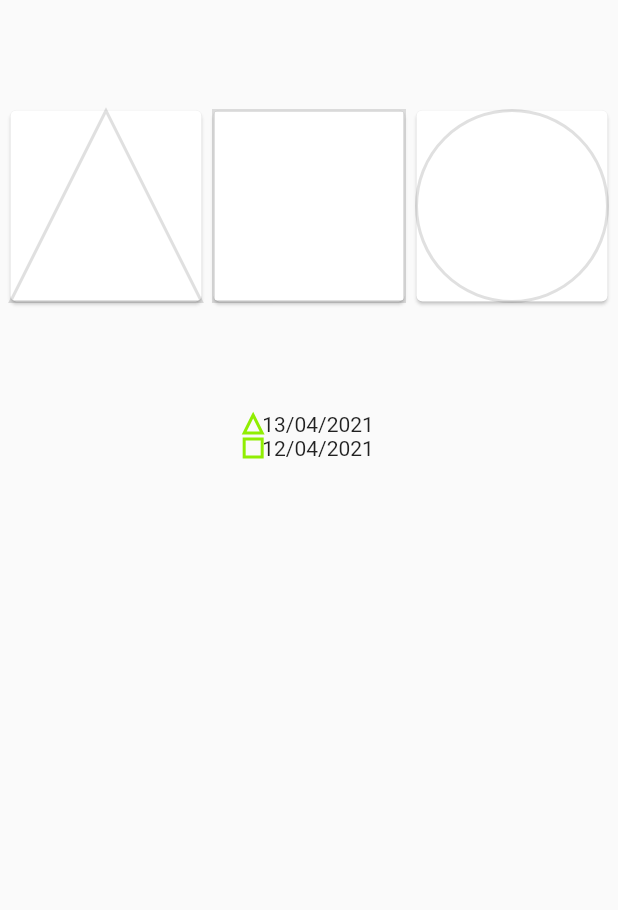
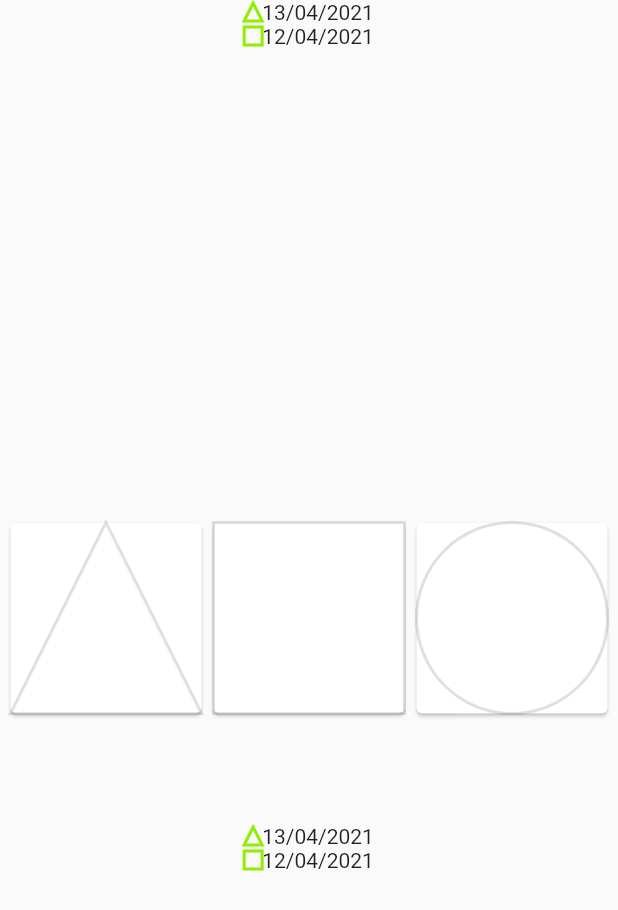
Before and after one commit to usalko/sy, a Flutter app: the screen it shows after launch, on a phone screen of 412 x 824 dp. Shown: the top 910 px of the screen. Run offline on Flutter 3.47's test engine with Material 2 defaults, Android fonts, the light colour scheme and no system bars; missing offline and left inert: event; Roboto replaces fonts that are missing (TexGyreHeros).

Commit message:
# Initial implementation
Mood widget components:
  -  There is fix segmentation for circle
  -   Refactoring remove cardSize from Paintings (cause it don't necessary)

```diff
--- a/frontend/lib/src/component/mood_widget.dart
+++ b/frontend/lib/src/component/mood_widget.dart
@@ -71,7 +71,7 @@
         ),
       ];
     } else if (widget.viewModeService.Screen == TheScreen.Screen2Triangle) {
-      var cardWidth = size.width / 3 - 10;
+      var cardWidth = size.width / 1.9;
       cards = [
         Card(
           child: TriangleWidget(
@@ -82,7 +82,7 @@
         ),
       ];
     } else if (widget.viewModeService.Screen == TheScreen.Screen2Square) {
-      var cardWidth = size.width / 3 - 10;
+      var cardWidth = size.width / 1.9;
       cards = [
         Card(
           child: SquareWidget(
@@ -93,7 +93,7 @@
         ),
       ];
     } else if (widget.viewModeService.Screen == TheScreen.Screen2Circle) {
-      var cardWidth = size.width / 3 - 10;
+      var cardWidth = size.width / 1.9;
       cards = [
         Card(
           child: CircleWidget(
--- a/frontend/lib/src/component/shared_moods_widget.dart
+++ b/frontend/lib/src/component/shared_moods_widget.dart
@@ -1,5 +1,10 @@
 import 'package:flutter/cupertino.dart';
+import 'package:flutter/material.dart';
+import 'package:flutter/scheduler.dart';
+import 'package:frontend/src/component/square_widget.dart';
+import 'package:frontend/src/component/triangle_widget.dart';
 import 'package:frontend/src/model/screen_change_args.dart';
+import 'package:frontend/src/model/the_screen.dart';
 import 'package:frontend/src/service/mood_service.dart';
 import 'package:frontend/src/service/view_mode_service.dart';
 
@@ -19,18 +24,128 @@
 }
 
 class _SharedMoodsWidgetState extends State<SharedMoodsWidget> {
+  final controller = ScrollController();
+  // @Explanation: https://stackoverflow.com/questions/49307677/how-to-get-height-of-a-widget
+  //               https://github.com/flutter/flutter/issues/168
+  OverlayEntry? sticky;
+  GlobalKey stickyKey = GlobalKey();
+  GlobalKey listViewKey = GlobalKey();
+
+  @override
+  void initState() {
+    sticky?.remove();
+    this.sticky = OverlayEntry(
+      builder: (context) => stickyBuilder(context),
+    );
+
+    SchedulerBinding.instance?.addPostFrameCallback((_) {
+      Overlay.of(context)?.insert(this.sticky!);
+    });
+
+    super.initState();
+  }
+
+  @override
+  void dispose() {
+    sticky?.remove();
+    super.dispose();
+  }
+
   @override
   Widget build(BuildContext context) {
-    widget.moodService.apiDisableEvent.subscribe((args) {
+    widget.viewModeService.screenChangeEvent.subscribe((args) {
       if (args is ScreenChangeArgs) {
-        this.setState(() {});
+        this.setState(() {
+          sticky?.remove();
+          this.sticky = OverlayEntry(
+            builder: (context) => stickyBuilder(context),
+          );
+
+          SchedulerBinding.instance?.addPostFrameCallback((_) {
+            Overlay.of(context)?.insert(this.sticky!);
+          });
+        });
       }
     });
 
-    return Row(
-      children: [
+    var history = <Widget>[];
+    history = [
+      Container(
+        child: Center(
+            child: Row(
+                mainAxisAlignment: MainAxisAlignment.center,
+                children: [TriangleWidget(width: 12, color: Theme.of(context).accentColor), Text('13/04/2021')])),
+      ),
+      Container(
+        child: Center(
+            child: Row(
+                mainAxisAlignment: MainAxisAlignment.center,
+                children: [SquareWidget(width: 12, color: Theme.of(context).accentColor), Text('12/04/2021')])),
+      ),
+    ];
+    if (this.widget.viewModeService.Screen == TheScreen.Screen1) {
+      return Column(
+        children: <Widget>[
+          Flexible(
+            child: ListView(
+              children: history,
+            ),
+          )
+        ],
+      );
+    }
+    return Container(
+      key: stickyKey,
+      height: 22.0,
+      child: Text("w" * (history.length * (8 + 1))), // Covered object anticipation
+    );
+  }
 
-      ],
+  Widget stickyBuilder(BuildContext context) {
+    var history = <Widget>[];
+    history = [
+      Container(
+        child: Center(
+            child: Row(
+                mainAxisAlignment: MainAxisAlignment.center,
+                children: [TriangleWidget(width: 12, color: Theme.of(context).accentColor,), Text('13/04/2021')])),
+      ),
+      Container(
+        child: Center(
+            child: Row(
+                mainAxisAlignment: MainAxisAlignment.center,
+                children: [SquareWidget(width: 12, color: Theme.of(context).accentColor), Text('12/04/2021')])),
+      ),
+    ];
+
+    return AnimatedBuilder(
+      animation: controller,
+      builder: (_, Widget? child) {
+        final keyContext = stickyKey.currentContext;
+        if (keyContext != null) {
+          // widget is visible
+          final box = keyContext.findRenderObject() as RenderBox;
+          final pos = box.localToGlobal(Offset.zero);
+          final leftPadding = pos.dx;
+          return Positioned(
+            top: pos.dy,
+            left: leftPadding,
+            right: leftPadding,
+            height: box.size.height,
+            child: Material(
+              child: Container(
+                key: this.listViewKey,
+                alignment: Alignment.center,
+                child: ListView(
+                  scrollDirection: Axis.horizontal,
+                  children: history,
+                ),
+              ),
+            ),
+          );
+        }
+        return Container();
+      },
     );
   }
 }
```
Also changed, not shown: frontend/lib/src/component/circle_widget.dart (+18 -14 lines), frontend/lib/src/component/square_widget.dart (+12 -10 lines), frontend/lib/src/component/triangle_widget.dart (+17 -14 lines).
